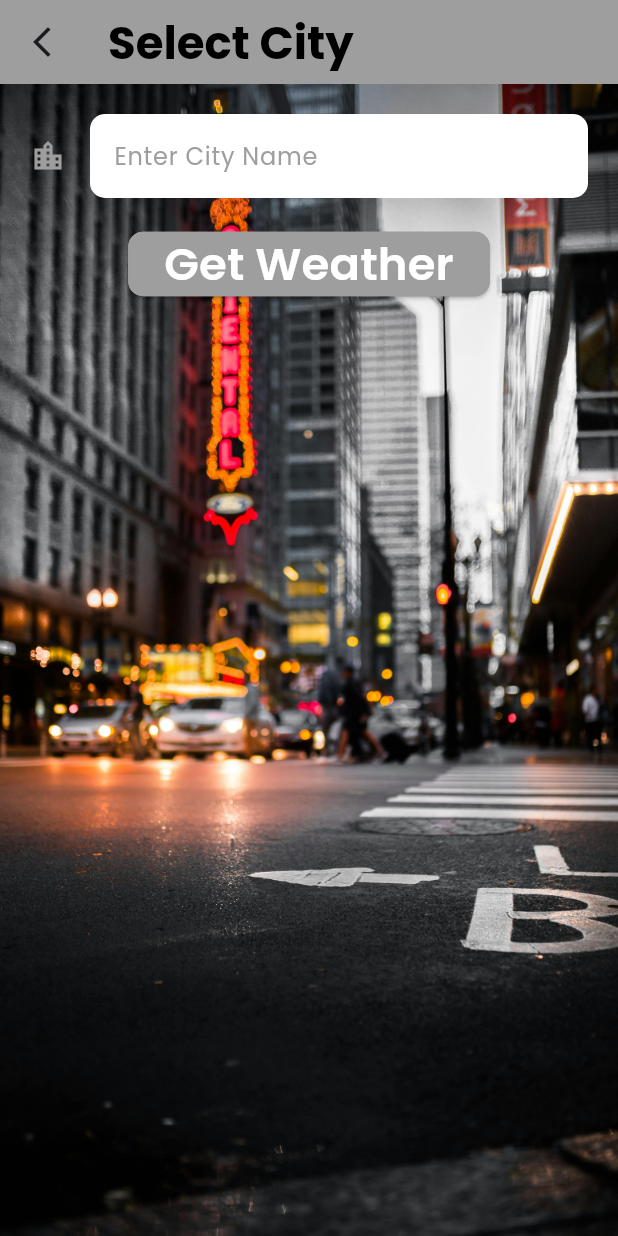
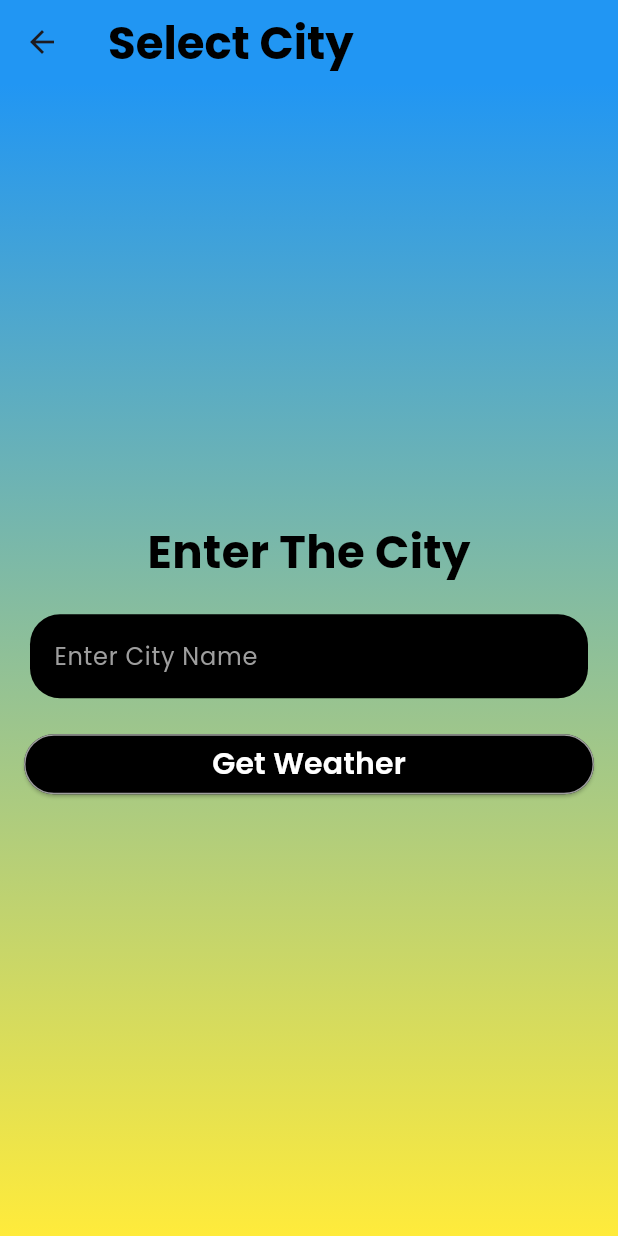
Before and after one commit to Akshat-sGit/Weather, a Flutter app: the CityScreen screen opened directly, on a phone screen of 412 x 824 dp. Run offline on Flutter 3.47's test engine with Material 3 defaults, Android fonts, the phone set to English and light mode, and no system bars; our stand-ins replace flutter_spinkit, geolocator, google_fonts.

Commit message:
project is completed with imporoved code and UI

```diff
--- a/lib/main.dart
+++ b/lib/main.dart
@@ -14,7 +14,7 @@ Future<void> _checkLocationPermission() async {
     permission = await Geolocator.requestPermission();
   }
   if (permission == LocationPermission.deniedForever) {
-    throw Error ;
+    throw Error();
   }
 }
 
@@ -29,6 +29,7 @@ class MyApp extends StatelessWidget {
         colorScheme: ColorScheme.fromSeed(seedColor: Colors.deepPurple),
         useMaterial3: true,
       ),
+      debugShowCheckedModeBanner: false,
       home: const LoadingScreen(),
     );
   }
--- a/lib/screens/city_screen.dart
+++ b/lib/screens/city_screen.dart
@@ -1,9 +1,12 @@
-// ignore_for_file: library_private_types_in_public_api
+// ignore_for_file: library_private_types_in_public_api, use_build_context_synchronously
 
 import 'package:flutter/material.dart';
+import 'package:flutter_spinkit/flutter_spinkit.dart';
 import 'package:weather_app/utils/constants.dart';
+import 'package:weather_app/screens/location_screen.dart';
+import 'package:weather_app/services/weather.dart';
 
-class CityScreen extends StatefulWidget { // Made public by removing underscore
+class CityScreen extends StatefulWidget {
   const CityScreen({super.key});
 
   @override
@@ -11,37 +14,72 @@ class CityScreen extends StatefulWidget { // Made public by removing underscore
 }
 
 class _CityScreenState extends State<CityScreen> {
-  late String cityName;
+  String cityName = '';
+  bool isLoading = false;
+
+  void getWeather() async {
+    setState(() {
+      isLoading = true;
+    });
+
+    try {
+      var weatherData = await WeatherModel().getCityWeather(cityName);
+      await Future.delayed(const Duration(seconds: 3));
+
+      setState(() {
+        isLoading = false;
+      });
+
+      Navigator.pushReplacement(context, MaterialPageRoute(builder: (context) {
+        return LocationScreen(locationWeather: weatherData);
+      }));
+    } catch (e) {
+      setState(() {
+        isLoading = false;
+      });
+
+      // Show snackbar with error message
+      ScaffoldMessenger.of(context).showSnackBar(
+        const SnackBar(
+          content: Text('Error: Please enter a valid city name.'),
+          duration:  Duration(seconds: 2),
+          backgroundColor: Colors.red,
+        ),
+      );
+    }
+  }
 
   @override
   Widget build(BuildContext context) {
     return Scaffold(
       appBar: AppBar(
-        backgroundColor: Colors.grey,
+        backgroundColor: Colors.blue,
         title: Text("Select City", style: kHeadingStyle,),
-        leading: IconButton(
-          onPressed: () {
-            Navigator.pop(context);
-          },
-          icon: const Icon(Icons.arrow_back_ios_new),
-        ),
       ),
       body: Container(
         decoration: const BoxDecoration(
-          image: DecorationImage(
-            image: AssetImage('images/city_background.jpg'),
-            fit: BoxFit.cover,
+          gradient: LinearGradient(
+            begin: Alignment.topCenter,
+            end: Alignment.bottomCenter,
+            colors: [Colors.blue, Colors.yellow],
           ),
         ),
         constraints: const BoxConstraints.expand(),
         child: SafeArea(
           child: Column(
+            mainAxisAlignment: MainAxisAlignment.center,
             children: <Widget>[
+              Flexible(
+                child: Text(
+                  "Enter The City",
+                  style: kHeadingStyle,
+                ),
+              ),
               Container(
                 padding: const EdgeInsets.all(20.0),
                 child: TextField(
                   style: const TextStyle(
-                    color: Colors.black,
+                    color: Colors.white,
                   ),
                   decoration: kTextFieldInputDecoration,
                   onChanged: (value) {
@@ -49,21 +87,42 @@ class _CityScreenState extends State<CityScreen> {
                   },
                 ),
               ),
-              ElevatedButton(
+              Padding(
+                padding: const EdgeInsets.fromLTRB(16.0, 0, 16.0, 0),
+                child: SizedBox(
+                  width: double.infinity,
+                  child: ElevatedButton(
                     style: ElevatedButton.styleFrom(
-                  backgroundColor: Colors.grey,
+                      backgroundColor: Colors.black,
                       shadowColor: Colors.black,
                       shape: RoundedRectangleBorder(
-                        borderRadius: BorderRadius.circular(10),
+                          borderRadius: BorderRadius.circular(20),
                           side: const BorderSide(color: Colors.grey, width: 1))
                     ),
                     onPressed: () {
-                  Navigator.pop(context, cityName);
+                      if (cityName.trim().isEmpty) { // Check if cityName is empty or whitespace
+                        ScaffoldMessenger.of(context).showSnackBar(
+                          const SnackBar(
+                            content: Text('Error: Please enter a city name.'),
+                            duration: Duration(seconds: 2),
+                            backgroundColor: Colors.red,
+                          ),
+                        );
+                      } else {
+                        getWeather();
+                      }
                     },
                     child: Text(
                       'Get Weather',
                       style: kButtonTextStyle,
                     ),
+                  ),
+                ),
+              ),
+              if (isLoading)
+                const SpinKitCircle(
+                  color: Colors.black,
+                  size: 50.0,
                 ),
             ],
           ),
--- a/lib/utils/constants.dart
+++ b/lib/utils/constants.dart
@@ -7,12 +7,12 @@ TextStyle kTempTextStyle = GoogleFonts.poppins(
 );
 
 TextStyle kMessageTextStyle = GoogleFonts.poppins(
-  fontSize: 30.0,
+  fontSize: 20.0,
   fontWeight: FontWeight.bold,
 );
 
 TextStyle kButtonTextStyle = GoogleFonts.poppins(
-  fontSize: 30.0,
+  fontSize: 20.0,
   color: Colors.white,
   fontWeight: FontWeight.w600,
 );
@@ -29,18 +29,14 @@ TextStyle kConditionTextStyle = GoogleFonts.poppins(
 
 InputDecoration kTextFieldInputDecoration = InputDecoration(
   filled: true,
-  fillColor: Colors.white,
-  icon:const Icon(
-    Icons.location_city,
-    color: Colors.grey,
-  ),
+  fillColor: Colors.black,
   hintText: 'Enter City Name',
   hintStyle: GoogleFonts.poppins(
     color: Colors.grey,
   ),
   border:const OutlineInputBorder(
     borderRadius: BorderRadius.all(
-      Radius.circular(10.0),
+      Radius.circular(20.0),
     ),
     borderSide: BorderSide.none,
   ),
--- a/pubspec.yaml
+++ b/pubspec.yaml
@@ -39,6 +39,7 @@ dependencies:
   geolocator: ^12.0.0
   http: ^1.2.1
   flutter_spinkit: ^5.2.1
+  slider_button: ^2.1.0
 
 dev_dependencies:
   flutter_test:
@@ -63,9 +64,7 @@ flutter:
   uses-material-design: true
 
   # To add assets to your application, add an assets section, like this:
-  assets:
-    - images/city_background.jpg
-    - images/location_background.jpg
+  # assets:
 
   # An image asset can refer to one or more resolution-specific "variants", see
   # https://flutter.dev/assets-and-images/#resolution-aware
```
Also changed, not shown: lib/screens/loading_screen.dart (+22 -15 lines), lib/screens/location_screen.dart (+104 -46 lines), images/city_background.jpg (deleted), images/location_background.jpg (deleted), pubspec.lock, 5 other files. Lines whose indentation alone changed are shown as unchanged.
